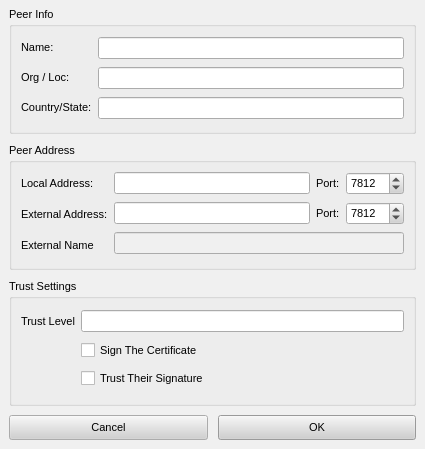
Old version of the form retroshare-gui/src/gui/connect/ConfCertDialog.ui in the repository RetroShare/RetroShare.
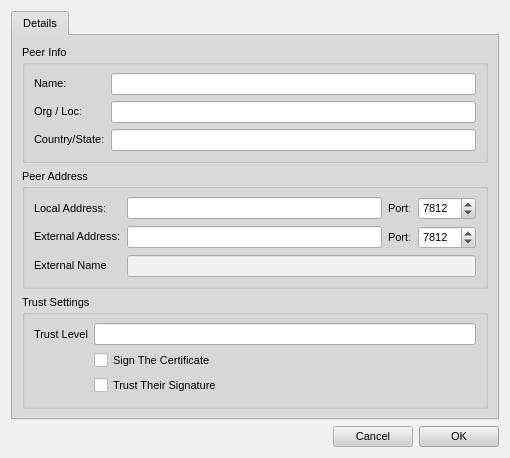
New version of the form. Icons and pictures are not drawn.

Commit message: redesigned little bit Peer Details fixed qss stylesheets for lots of QPushButton's removed not needed sources

```diff
--- a/retroshare-gui/src/gui/connect/ConfCertDialog.ui
+++ b/retroshare-gui/src/gui/connect/ConfCertDialog.ui
@@ -1,12 +1,12 @@
 <ui version="4.0" >
  <class>ConfCertDialog</class>
- <widget class="QWidget" name="ConfCertDialog" >
+ <widget class="QDialog" name="ConfCertDialog" >
   <property name="geometry" >
    <rect>
     <x>0</x>
     <y>0</y>
-    <width>425</width>
-    <height>449</height>
+    <width>510</width>
+    <height>445</height>
    </rect>
   </property>
   <property name="sizePolicy" >
@@ -501,90 +501,82 @@
   <property name="windowIcon" >
    <iconset resource="../images.qrc" >:/images/rstray3.png</iconset>
   </property>
-  <widget class="QGroupBox" name="groupBox_3" >
-   <property name="geometry" >
-    <rect>
-     <x>9</x>
-     <y>279</y>
-     <width>407</width>
-     <height>127</height>
-    </rect>
-   </property>
+  <layout class="QGridLayout" >
+   <item row="0" column="0" >
+    <widget class="QTabWidget" name="stabWidget" >
+     <property name="currentIndex" >
+      <number>0</number>
+     </property>
+     <widget class="QWidget" name="tab" >
+      <attribute name="title" >
+       <string>Details</string>
+      </attribute>
+      <attribute name="icon" >
+       <iconset resource="../images.qrc" >:/images/peerdetails_16x16.png</iconset>
+      </attribute>
+      <layout class="QGridLayout" >
+       <item row="0" column="0" >
+        <widget class="QGroupBox" name="groupBox_2" >
    <property name="title" >
-    <string>Trust Settings</string>
+          <string>Peer Info</string>
    </property>
    <layout class="QGridLayout" >
     <item row="0" column="0" >
-     <widget class="QLabel" name="label_9" >
+           <widget class="QLabel" name="label_10" >
       <property name="text" >
-       <string>Trust Level</string>
+             <string>&lt;html>&lt;head>&lt;meta name="qrichtext" content="1" />&lt;style type="text/css">
+p, li { white-space: pre-wrap; }
+&lt;/style>&lt;/head>&lt;body style=" font-family:'Arial'; font-size:8pt; font-weight:400; font-style:normal; text-decoration:none;">
+&lt;p style=" margin-top:0px; margin-bottom:0px; margin-left:0px; margin-right:0px; -qt-block-indent:0; text-indent:0px;">Name:&lt;/p>&lt;/body>&lt;/html></string>
       </property>
      </widget>
     </item>
     <item row="0" column="1" >
-     <widget class="QLineEdit" name="trustLvl" >
+           <widget class="QLineEdit" name="name" >
       <property name="readOnly" >
        <bool>true</bool>
       </property>
      </widget>
     </item>
+          <item row="1" column="0" >
+           <widget class="QLabel" name="label_11" >
+            <property name="text" >
+             <string>&lt;html>&lt;head>&lt;meta name="qrichtext" content="1" />&lt;style type="text/css">
+p, li { white-space: pre-wrap; }
+&lt;/style>&lt;/head>&lt;body style=" font-family:'Arial'; font-size:8pt; font-weight:400; font-style:normal; text-decoration:none;">
+&lt;p style=" margin-top:0px; margin-bottom:0px; margin-left:0px; margin-right:0px; -qt-block-indent:0; text-indent:0px;">Org / Loc:&lt;/p>&lt;/body>&lt;/html></string>
+            </property>
+           </widget>
+          </item>
     <item row="1" column="1" >
-     <widget class="QCheckBox" name="signBox" >
+           <widget class="QLineEdit" name="orgloc" >
+            <property name="readOnly" >
+             <bool>true</bool>
+            </property>
+           </widget>
+          </item>
+          <item row="2" column="0" >
+           <widget class="QLabel" name="label_8" >
       <property name="text" >
-       <string>Sign The Certificate</string>
+             <string>&lt;html>&lt;head>&lt;meta name="qrichtext" content="1" />&lt;style type="text/css">
+p, li { white-space: pre-wrap; }
+&lt;/style>&lt;/head>&lt;body style=" font-family:'Arial'; font-size:8pt; font-weight:400; font-style:normal; text-decoration:none;">
+&lt;p style=" margin-top:0px; margin-bottom:0px; margin-left:0px; margin-right:0px; -qt-block-indent:0; text-indent:0px;">Country/State:&lt;/p>&lt;/body>&lt;/html></string>
       </property>
      </widget>
     </item>
     <item row="2" column="1" >
-     <widget class="QCheckBox" name="trustBox" >
-      <property name="text" >
-       <string>Trust Their Signature</string>
+           <widget class="QLineEdit" name="country" >
+            <property name="readOnly" >
+             <bool>true</bool>
       </property>
      </widget>
     </item>
    </layout>
   </widget>
-  <widget class="QPushButton" name="cancelButton" >
-   <property name="geometry" >
-    <rect>
-     <x>9</x>
-     <y>415</y>
-     <width>199</width>
-     <height>25</height>
-    </rect>
-   </property>
-   <property name="text" >
-    <string>Cancel</string>
-   </property>
-  </widget>
-  <widget class="QPushButton" name="applyButton" >
-   <property name="geometry" >
-    <rect>
-     <x>218</x>
-     <y>415</y>
-     <width>198</width>
-     <height>25</height>
-    </rect>
-   </property>
-   <property name="text" >
-    <string>OK</string>
-   </property>
-   <property name="autoDefault" >
-    <bool>false</bool>
-   </property>
-   <property name="default" >
-    <bool>true</bool>
-   </property>
-  </widget>
+       </item>
+       <item row="1" column="0" >
   <widget class="QGroupBox" name="groupBox" >
-   <property name="geometry" >
-    <rect>
-     <x>9</x>
-     <y>143</y>
-     <width>407</width>
-     <height>127</height>
-    </rect>
-   </property>
    <property name="title" >
     <string>Peer Address</string>
    </property>
@@ -737,72 +729,86 @@
     </item>
    </layout>
   </widget>
-  <widget class="QGroupBox" name="groupBox_2" >
-   <property name="geometry" >
-    <rect>
-     <x>9</x>
-     <y>7</y>
-     <width>407</width>
-     <height>127</height>
-    </rect>
-   </property>
+       </item>
+       <item row="2" column="0" >
+        <widget class="QGroupBox" name="groupBox_3" >
    <property name="title" >
-    <string>Peer Info</string>
+          <string>Trust Settings</string>
    </property>
    <layout class="QGridLayout" >
     <item row="0" column="0" >
-     <widget class="QLabel" name="label_10" >
+           <widget class="QLabel" name="label_9" >
       <property name="text" >
-       <string>&lt;html>&lt;head>&lt;meta name="qrichtext" content="1" />&lt;style type="text/css">
-p, li { white-space: pre-wrap; }
-&lt;/style>&lt;/head>&lt;body style=" font-family:'Arial'; font-size:8pt; font-weight:400; font-style:normal; text-decoration:none;">
-&lt;p style=" margin-top:0px; margin-bottom:0px; margin-left:0px; margin-right:0px; -qt-block-indent:0; text-indent:0px;">Name:&lt;/p>&lt;/body>&lt;/html></string>
+             <string>Trust Level</string>
       </property>
      </widget>
     </item>
     <item row="0" column="1" >
-     <widget class="QLineEdit" name="name" >
+           <widget class="QLineEdit" name="trustLvl" >
       <property name="readOnly" >
        <bool>true</bool>
       </property>
      </widget>
     </item>
-    <item row="1" column="0" >
-     <widget class="QLabel" name="label_11" >
-      <property name="text" >
-       <string>&lt;html>&lt;head>&lt;meta name="qrichtext" content="1" />&lt;style type="text/css">
-p, li { white-space: pre-wrap; }
-&lt;/style>&lt;/head>&lt;body style=" font-family:'Arial'; font-size:8pt; font-weight:400; font-style:normal; text-decoration:none;">
-&lt;p style=" margin-top:0px; margin-bottom:0px; margin-left:0px; margin-right:0px; -qt-block-indent:0; text-indent:0px;">Org / Loc:&lt;/p>&lt;/body>&lt;/html></string>
-      </property>
-     </widget>
-    </item>
     <item row="1" column="1" >
-     <widget class="QLineEdit" name="orgloc" >
-      <property name="readOnly" >
-       <bool>true</bool>
-      </property>
-     </widget>
-    </item>
-    <item row="2" column="0" >
-     <widget class="QLabel" name="label_8" >
+           <widget class="QCheckBox" name="signBox" >
       <property name="text" >
-       <string>&lt;html>&lt;head>&lt;meta name="qrichtext" content="1" />&lt;style type="text/css">
-p, li { white-space: pre-wrap; }
-&lt;/style>&lt;/head>&lt;body style=" font-family:'Arial'; font-size:8pt; font-weight:400; font-style:normal; text-decoration:none;">
-&lt;p style=" margin-top:0px; margin-bottom:0px; margin-left:0px; margin-right:0px; -qt-block-indent:0; text-indent:0px;">Country/State:&lt;/p>&lt;/body>&lt;/html></string>
+             <string>Sign The Certificate</string>
       </property>
      </widget>
     </item>
     <item row="2" column="1" >
-     <widget class="QLineEdit" name="country" >
-      <property name="readOnly" >
+           <widget class="QCheckBox" name="trustBox" >
+            <property name="text" >
+             <string>Trust Their Signature</string>
+            </property>
+           </widget>
+          </item>
+         </layout>
+        </widget>
+       </item>
+      </layout>
+     </widget>
+    </widget>
+   </item>
+   <item row="1" column="0" >
+    <layout class="QGridLayout" >
+     <item row="0" column="0" >
+      <spacer>
+       <property name="orientation" >
+        <enum>Qt::Horizontal</enum>
+       </property>
+       <property name="sizeHint" >
+        <size>
+         <width>311</width>
+         <height>20</height>
+        </size>
+       </property>
+      </spacer>
+     </item>
+     <item row="0" column="1" >
+      <widget class="QPushButton" name="cancelButton" >
+       <property name="text" >
+        <string>Cancel</string>
+       </property>
+      </widget>
+     </item>
+     <item row="0" column="2" >
+      <widget class="QPushButton" name="applyButton" >
+       <property name="text" >
+        <string>OK</string>
+       </property>
+       <property name="autoDefault" >
+        <bool>false</bool>
+       </property>
+       <property name="default" >
        <bool>true</bool>
       </property>
      </widget>
     </item>
    </layout>
-  </widget>
+   </item>
+  </layout>
  </widget>
  <tabstops>
   <tabstop>name</tabstop>
```
Left out of the diff: 3 changed lines with no effect on the pictures. Lines whose indentation alone changed are shown as unchanged. The commit also changes 14 other files.
